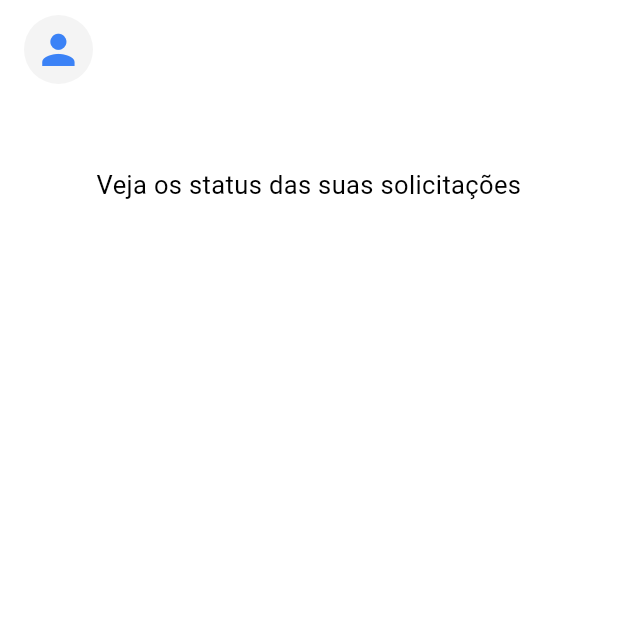
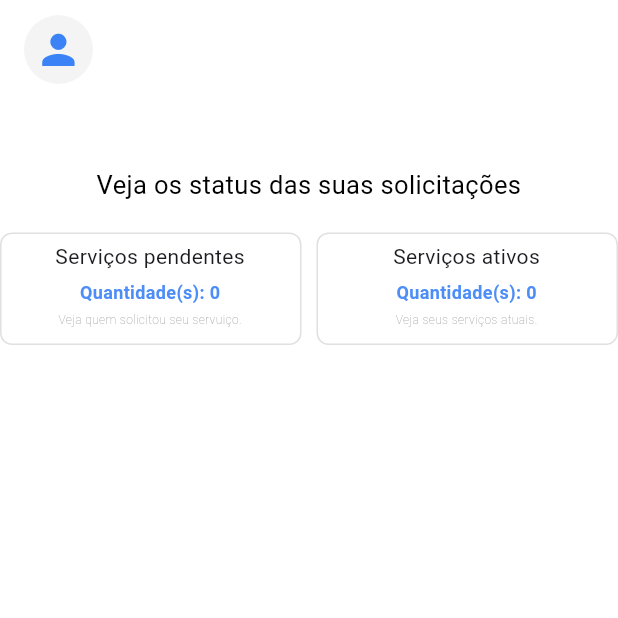
Before and after one commit to dheniiel/laborhub, a Flutter app: the Homeprofissional screen opened directly with empty values, on a phone screen of 412 x 824 dp, the top half of it. Run offline on Flutter 3.47's test engine with Material 3 defaults, Android fonts, the light colour scheme and no system bars; our stand-ins replace currency_text_input_formatter, image_picker, mask_text_input_formatter, sqflite, sqflite_common_ffi; missing offline and left inert: bcrypt; accounts and stored records are empty; Roboto replaces fonts that are missing (Montserrat); project files that could hold a hidden picture were left out.

Commit message:
Cards e query de select de solicitacao pendentes

```diff
--- a/lib/Telas/homeProfissional.dart
+++ b/lib/Telas/homeProfissional.dart
@@ -7,6 +7,7 @@ import '../Model/profissional.dart';
 import '../Model/usuarios.dart';
 import '../Repository/profissional_repository.dart';
 import '../Repository/sessao_repository.dart';
+import '../Repository/solicitacao_repository.dart';
 import 'login.dart';
 import 'perfilProfissional.dart';
 import 'editarPerfil.dart';
@@ -33,8 +34,32 @@ class Homeprofissional  extends StatefulWidget{
 class _HomeProfissionalState extends State<Homeprofissional> {
 
   final SessaoRepository _sessao = SessaoRepository();
+  final SolicitacaoRepository _solicitacaoRepository = SolicitacaoRepository();
 
   late Usuarios _usuario = widget.usuarios;
+   int _totalPendente = 0;
+
+
+  Future<void> _carregarPendente() async {
+
+    try {
+      final total = await _solicitacaoRepository.listarServicoPendente();
+
+      if(!mounted) return;
+
+      setState(() {
+        _totalPendente = total;
+
+      });
+
+    } catch(_){
+      if(!mounted) return;
+
+      ScaffoldMessenger.of(context).showSnackBar(
+        const SnackBar(content: Text("Não foi possível carregar solicitações pendentes")),
+      );
+    }
+  }
 
 
   Future<void> _abrirEdicaoPerfil() async {
@@ -79,7 +104,7 @@ class _HomeProfissionalState extends State<Homeprofissional> {
                 const SizedBox(height: 55),
 
                 Text(
-                    "Veja os status das suas solicitações",
+                    "Veja os status das suas solicitações ",
                   textAlign: TextAlign.center,
                   style: TextStyle(
                     fontSize: 17,
@@ -88,6 +113,35 @@ class _HomeProfissionalState extends State<Homeprofissional> {
                     color: Colors.black,
                   ),
                 ),
+
+                const SizedBox(height: 20),
+
+                Row(
+                  children: [
+                    Expanded(
+                      child: CardServico(
+                          titulo: "Serviços pendentes",
+                          quantidade: _totalPendente,
+                          message: "Veja quem solicitou seu servuiço.",
+                      ),
+
+                    ),
+
+                    const SizedBox(width: 10),
+
+                    Expanded(
+                      child: CardServico(
+                          titulo: "Serviços ativos",
+                          quantidade: _totalPendente,
+                          message: "Veja seus serviços atuais.",
+                      ),
+                    )
+
+                  ],
+
+                )
+
+
 
               ],
             ),
@@ -143,17 +197,19 @@ class _Avatar extends StatelessWidget {
 class CardServico extends StatelessWidget {
   final String titulo;
   final int quantidade;
+  final String message;
 
   const CardServico({
     required this.titulo,
     required this.quantidade,
+    required this.message,
   });
 
   @override
   Widget build(BuildContext context) {
     // TODO: implement build
     return Container(
-      padding: const EdgeInsets.all(16),
+      padding: const EdgeInsets.fromLTRB(4, 5, 5, 10),
       decoration: BoxDecoration(
         color: Colors.white,
         borderRadius: BorderRadius.circular(8),
@@ -165,17 +221,28 @@ class CardServico extends StatelessWidget {
           Text(
             titulo,
             textAlign: TextAlign.start,
-            style: const TextStyle(fontSize: 20),
+            style: const TextStyle(fontSize: 14),
           ),
-          const SizedBox(height: 12),
+          const SizedBox(height: 5),
           Text(
-            '$quantidade',
+            'Quantidade(s): $quantidade',
+            textAlign: TextAlign.start,
             style: TextStyle(
-              fontSize: 22,
+              fontSize: 12,
               color: Color.fromARGB(1000, 59, 130, 246),
               fontWeight: FontWeight.bold,
             ),
-          )
+          ),
+          const SizedBox(height: 5),
+
+          Text(
+            message,
+            style: TextStyle(
+              fontSize: 8,
+              color: Colors.grey,
+              fontWeight: FontWeight.w200,
+            ),
+          ),
         ],
       ),
     );
```
Also changed, not shown: lib/Repository/solicitacao_repository.dart (+12 -0 lines), 2 other files.
